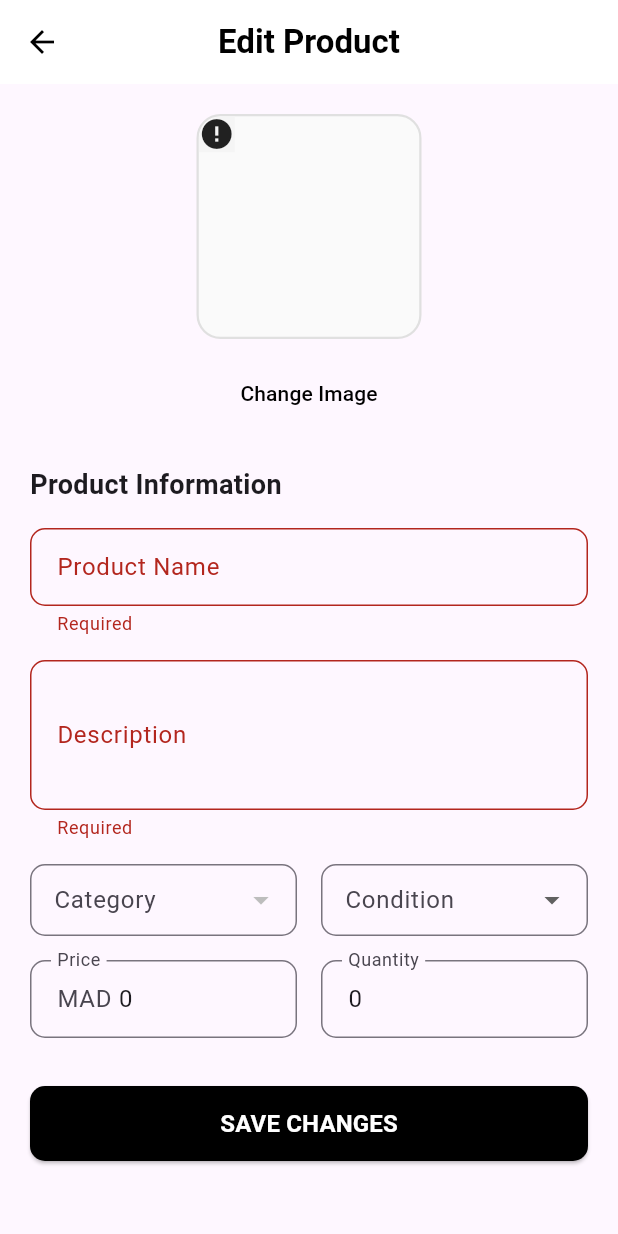
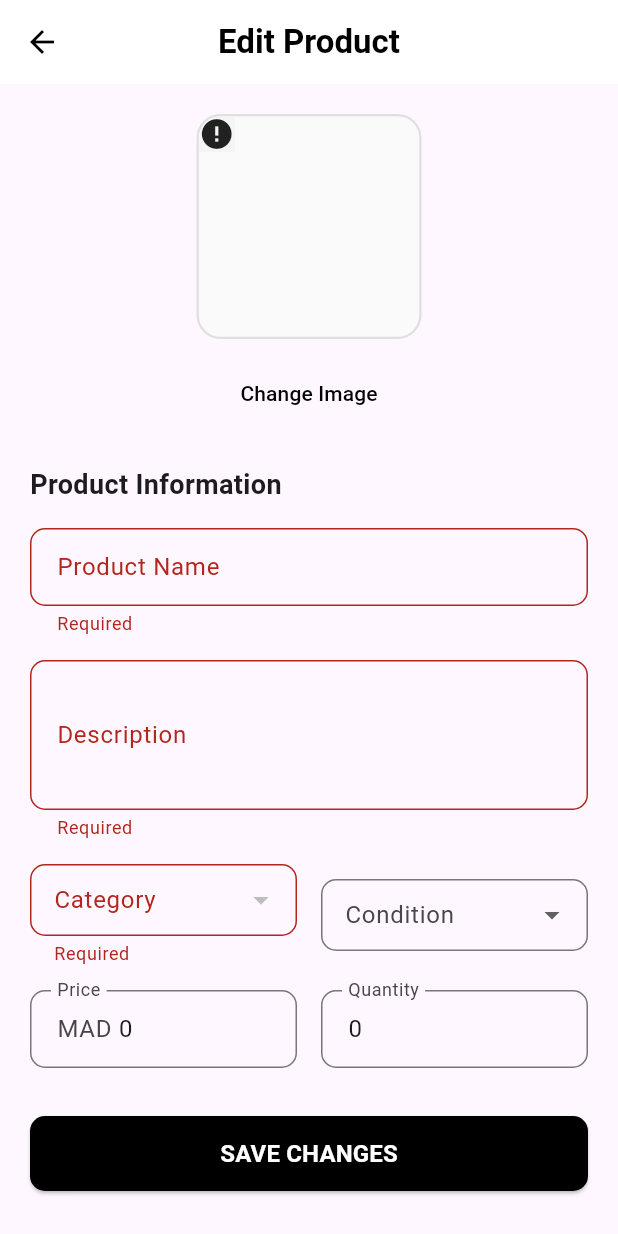
Before and after one commit to abdessamadachaha/ecmc, a Flutter app: the EditProductScreen screen opened directly with empty values, after a tap on "SAVE CHANGES", on a phone screen of 412 x 824 dp. Run offline on Flutter 3.47's test engine with Material 3 defaults, Android fonts, the phone set to English and light mode, and no system bars; our stand-ins replace curved_navigation_bar, flutter_lucide, flutter_slidable, flutter_svg, image_picker, supabase_flutter; accounts and stored records are empty; network calls fail.

Commit message:
update ui edit

```diff
--- a/lib/Views/seller/EditProduct.dart
+++ b/lib/Views/seller/EditProduct.dart
@@ -14,7 +14,6 @@ class EditProductScreen extends StatefulWidget {
 }
 
 class _EditProductScreenState extends State<EditProductScreen> {
-  // ▼▼▼ KEEP ALL YOUR EXISTING CODE ▼▼▼
   final _supabase = Supabase.instance.client;
   final _formKey = GlobalKey<FormState>();
 
@@ -38,12 +37,19 @@ class _EditProductScreenState extends State<EditProductScreen> {
     _initAll();
   }
 
+  @override
+  void dispose() {
+    _nameController.dispose();
+    _descriptionController.dispose();
+    _priceController.dispose();
+    _quantityController.dispose();
+    super.dispose();
+  }
+
   Future<void> _initAll() async {
     try {
-      await Future.wait([
-        _loadCategories(),
-        _loadProduct(),
-      ]);
+      await _loadCategories(); // Ensure categories load first
+      await _loadProduct();
     } catch (e) {
       ScaffoldMessenger.of(context).showSnackBar(
         SnackBar(content: Text("Failed to load data: $e")),
@@ -77,9 +83,12 @@ class _EditProductScreenState extends State<EditProductScreen> {
       _condition = data['condition'];
       _imageUrl = data['image'];
       final catId = data['id_category'] as int;
-      _selectedCategoryName = _categoryMap.entries
-          .firstWhere((e) => e.value == catId, orElse: () => const MapEntry('', 0))
-          .key;
+
+      if (_categoryMap.containsValue(catId)) {
+        _selectedCategoryName = _categoryMap.entries
+            .firstWhere((e) => e.value == catId)
+            .key;
+      }
     }
   }
 
@@ -147,7 +156,6 @@ class _EditProductScreenState extends State<EditProductScreen> {
       );
     }
   }
-  // ▲▲▲ KEEP ALL YOUR EXISTING CODE ▲▲▲
 
   @override
   Widget build(BuildContext context) {
@@ -181,7 +189,6 @@ class _EditProductScreenState extends State<EditProductScreen> {
           child: Column(
             crossAxisAlignment: CrossAxisAlignment.start,
             children: [
-              // ▼▼▼ ONLY UI CHANGES START HERE ▼▼▼
               // Image Section
               Center(
                 child: Column(
@@ -265,23 +272,17 @@ class _EditProductScreenState extends State<EditProductScreen> {
               ),
               const SizedBox(height: 24),
 
-              // Product Details
+              // Product Info
               const Text(
                 'Product Information',
-                style: TextStyle(
-                  fontSize: 18,
-                  fontWeight: FontWeight.bold,
-                ),
+                style: TextStyle(fontSize: 18, fontWeight: FontWeight.bold),
               ),
               const SizedBox(height: 16),
               TextFormField(
                 controller: _nameController,
                 decoration: InputDecoration(
                   labelText: 'Product Name',
-                  border: OutlineInputBorder(
-                    borderRadius: BorderRadius.circular(10),
-                    borderSide: const BorderSide(color: Colors.grey),
-                  ),
+                  border: OutlineInputBorder(borderRadius: BorderRadius.circular(10)),
                   contentPadding: const EdgeInsets.all(14),
                 ),
                 validator: (v) => v == null || v.isEmpty ? 'Required' : null,
@@ -291,10 +292,7 @@ class _EditProductScreenState extends State<EditProductScreen> {
                 controller: _descriptionController,
                 decoration: InputDecoration(
                   labelText: 'Description',
-                  border: OutlineInputBorder(
-                    borderRadius: BorderRadius.circular(10),
-                    borderSide: const BorderSide(color: Colors.grey),
-                  ),
+                  border: OutlineInputBorder(borderRadius: BorderRadius.circular(10)),
                   contentPadding: const EdgeInsets.all(14),
                 ),
                 maxLines: 3,
@@ -309,10 +307,7 @@ class _EditProductScreenState extends State<EditProductScreen> {
                     child: DropdownButtonFormField<String>(
                       decoration: InputDecoration(
                         labelText: 'Category',
-                        border: OutlineInputBorder(
-                          borderRadius: BorderRadius.circular(10),
-                          borderSide: const BorderSide(color: Colors.grey),
-                        ),
+                        border: OutlineInputBorder(borderRadius: BorderRadius.circular(10)),
                         contentPadding: const EdgeInsets.symmetric(horizontal: 12),
                       ),
                       isExpanded: true,
@@ -332,10 +327,7 @@ class _EditProductScreenState extends State<EditProductScreen> {
                     child: DropdownButtonFormField<String>(
                       decoration: InputDecoration(
                         labelText: 'Condition',
-                        border: OutlineInputBorder(
-                          borderRadius: BorderRadius.circular(10),
-                          borderSide: const BorderSide(color: Colors.grey),
-                        ),
+                        border: OutlineInputBorder(borderRadius: BorderRadius.circular(10)),
                         contentPadding: const EdgeInsets.symmetric(horizontal: 12),
                       ),
                       value: _condition,
@@ -362,13 +354,11 @@ class _EditProductScreenState extends State<EditProductScreen> {
                       decoration: InputDecoration(
                         labelText: 'Price',
                         prefixText: '\MAD ',
-                        border: OutlineInputBorder(
-                          borderRadius: BorderRadius.circular(10),
-                          borderSide: const BorderSide(color: Colors.grey),
-                        ),
+                        border: OutlineInputBorder(borderRadius: BorderRadius.circular(10)),
                         contentPadding: const EdgeInsets.all(14),
                       ),
-                      keyboardType: const TextInputType.numberWithOptions(decimal: true),
+                      keyboardType:
+                      const TextInputType.numberWithOptions(decimal: true),
                       validator: (v) => v == null || v.isEmpty ? 'Required' : null,
                     ),
                   ),
@@ -378,10 +368,7 @@ class _EditProductScreenState extends State<EditProductScreen> {
                       controller: _quantityController,
                       decoration: InputDecoration(
                         labelText: 'Quantity',
-                        border: OutlineInputBorder(
-                          borderRadius: BorderRadius.circular(10),
-                          borderSide: const BorderSide(color: Colors.grey),
-                        ),
+                        border: OutlineInputBorder(borderRadius: BorderRadius.circular(10)),
                         contentPadding: const EdgeInsets.all(14),
                       ),
                       keyboardType: TextInputType.number,
@@ -414,7 +401,6 @@ class _EditProductScreenState extends State<EditProductScreen> {
                   ),
                 ),
               ),
-              // ▲▲▲ ONLY UI CHANGES END HERE ▲▲▲
             ],
           ),
         ),
```
Also changed, not shown: lib/Views/seller/SellerOrdersPage.dart (+54 -55 lines).
